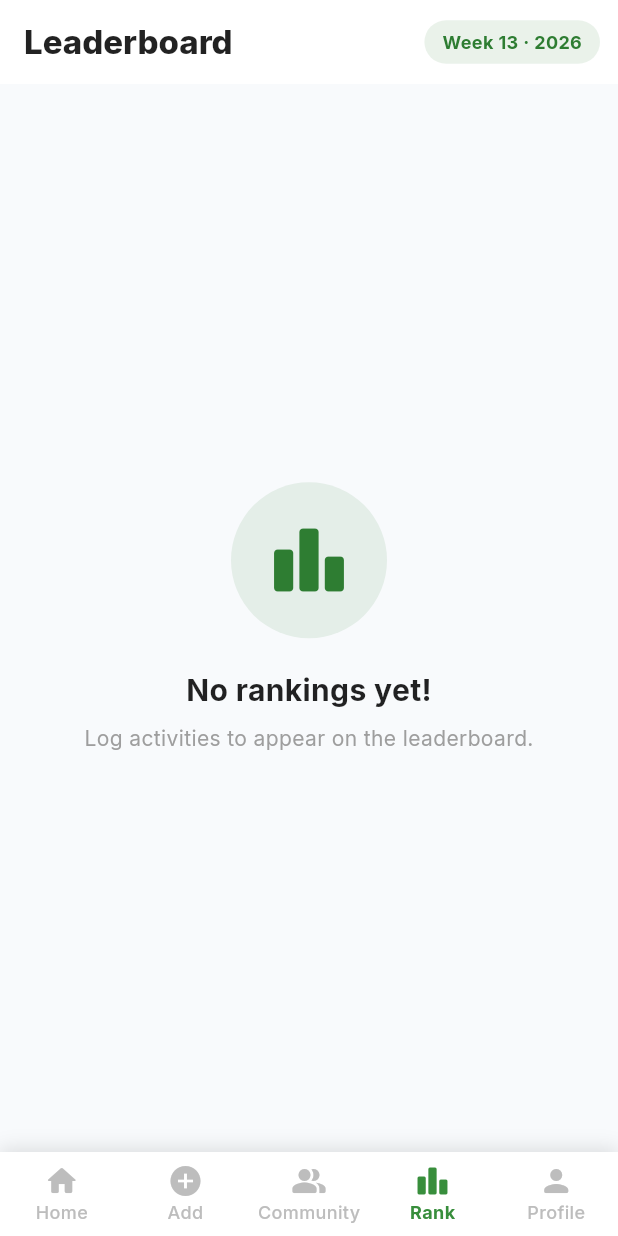
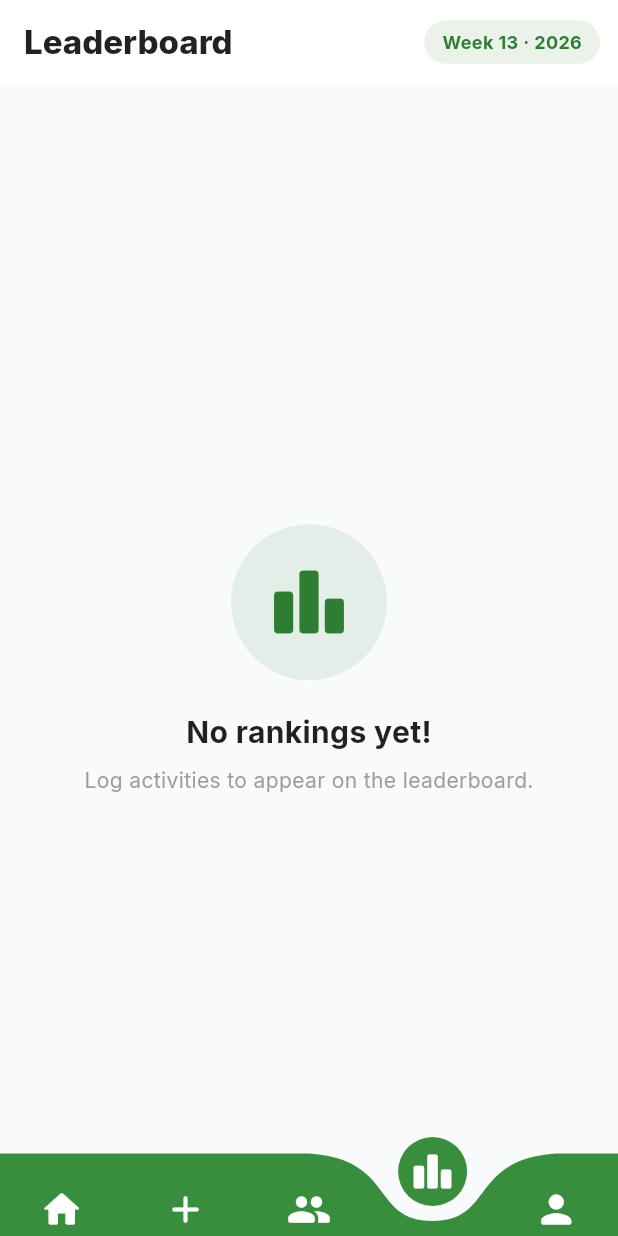
Before and after one commit to Minniefo/co2-footprint-tracker, a Flutter app: the HomeScreen screen opened directly, item 4 of the bottom bar chosen, on a phone screen of 412 x 824 dp. Run offline on Flutter 3.47's test engine with Material 3 defaults, Android fonts, the phone set to English and light mode, and no system bars; drawn by our look-alikes of curved_navigation_bar; our stand-ins replace cloud_firestore, firebase_auth, firebase_core, firebase_storage, flutter_dotenv, flutter_map and 5 more; accounts and stored records are empty; network calls fail.

Commit message:
Enhanced bottom navigation bar.

```diff
--- /dev/null
+++ b/co2_footprint_tracker/lib/providers/navigation_provider.dart
@@ -0,0 +1,13 @@
+import 'package:flutter_riverpod/flutter_riverpod.dart';
+
+/// Notifier to manage the current active index of the bottom navigation bar.
+class NavigationNotifier extends Notifier<int> {
+  @override
+  int build() => 0;
+
+  void setIndex(int index) {
+    state = index;
+  }
+}
+
+final navigationProvider = NotifierProvider<NavigationNotifier, int>(NavigationNotifier.new);
--- a/co2_footprint_tracker/lib/screens/home/home_screen.dart
+++ b/co2_footprint_tracker/lib/screens/home/home_screen.dart
@@ -2,10 +2,12 @@ import 'package:firebase_auth/firebase_auth.dart';
 import 'package:flutter/material.dart';
 import 'package:flutter_riverpod/flutter_riverpod.dart';
 import 'package:google_fonts/google_fonts.dart';
+import 'package:curved_navigation_bar/curved_navigation_bar.dart';
 
 import '../../providers/auth_provider.dart';
 import '../../providers/user_provider.dart';
 import '../../providers/activity_provider.dart';
+import '../../providers/navigation_provider.dart';
 import '../activity/add_activity_screen.dart';
 import '../auth/login_screen.dart';
 import '../gamification/gamification_screen.dart';
@@ -21,8 +23,6 @@ class HomeScreen extends ConsumerStatefulWidget {
 }
 
 class _HomeScreenState extends ConsumerState<HomeScreen> {
-  int _currentIndex = 0;
-
   final List<Widget> _screens = [
     const HomeDashboard(),
     const AddActivityScreen(),
@@ -33,51 +33,32 @@ class _HomeScreenState extends ConsumerState<HomeScreen> {
 
   @override
   Widget build(BuildContext context) {
+    final currentIndex = ref.watch(navigationProvider);
+
     return Scaffold(
-      body: _screens[_currentIndex],
-      bottomNavigationBar: Container(
-        decoration: const BoxDecoration(
-          boxShadow: [
-            BoxShadow(
-              color: Colors.black12,
-              blurRadius: 10,
-              offset: Offset(0, -2),
-            ),
-          ],
-        ),
-        child: BottomNavigationBar(
-          currentIndex: _currentIndex,
-          onTap: (index) => setState(() => _currentIndex = index),
-          type: BottomNavigationBarType.fixed,
-          backgroundColor: Colors.white,
-          selectedItemColor: Colors.green.shade700,
-          unselectedItemColor: Colors.grey.shade400,
-          selectedLabelStyle: GoogleFonts.inter(fontWeight: FontWeight.w700, fontSize: 12),
-          unselectedLabelStyle: GoogleFonts.inter(fontWeight: FontWeight.w500, fontSize: 12),
-          elevation: 0,
-          items: const [
-            BottomNavigationBarItem(
-              icon: Icon(Icons.home_rounded),
-              label: 'Home',
-            ),
-            BottomNavigationBarItem(
-              icon: Icon(Icons.add_circle),
-              label: 'Add',
-            ),
-            BottomNavigationBarItem(
-              icon: Icon(Icons.people_alt_rounded),
-              label: 'Community',
-            ),
-            BottomNavigationBarItem(
-              icon: Icon(Icons.leaderboard_rounded),
-              label: 'Rank',
-            ),
-            BottomNavigationBarItem(
-              icon: Icon(Icons.person_rounded),
-              label: 'Profile',
-            ),
-          ],
-        ),
+      backgroundColor: const Color(0xFFF8FAFC),
+      extendBody: true, // Important for the curved bar to show background properly
+      body: IndexedStack(
+        index: currentIndex,
+        children: _screens,
+      ),
+      bottomNavigationBar: CurvedNavigationBar(
+        index: currentIndex,
+        height: 55,
+        items: const [
+          Icon(Icons.home_rounded, size: 30, color: Colors.white),
+          Icon(Icons.add_rounded, size: 30, color: Colors.white),
+          Icon(Icons.people_rounded, size: 30, color: Colors.white),
+          Icon(Icons.leaderboard_rounded, size: 30, color: Colors.white),
+          Icon(Icons.person_rounded, size: 30, color: Colors.white),
+        ],
+        color: Colors.green.shade700,
+        buttonBackgroundColor: Colors.green.shade700,
+        backgroundColor: Colors.transparent, // Background of the gap
+        animationCurve: Curves.easeInOutBack,
+        animationDuration: const Duration(milliseconds: 350),
+        onTap: (index) => ref.read(navigationProvider.notifier).state = index,
+        letIndexChange: (index) => true,
       ),
     );
   }
--- a/co2_footprint_tracker/pubspec.yaml
+++ b/co2_footprint_tracker/pubspec.yaml
@@ -23,6 +23,7 @@ dependencies:
   firebase_storage: ^13.1.0
   timeago: ^3.7.1
   share_plus: ^10.1.2
+  curved_navigation_bar: ^1.0.6
 
 dev_dependencies:
   flutter_test:
```
Also changed, not shown: co2_footprint_tracker/pubspec.lock.
